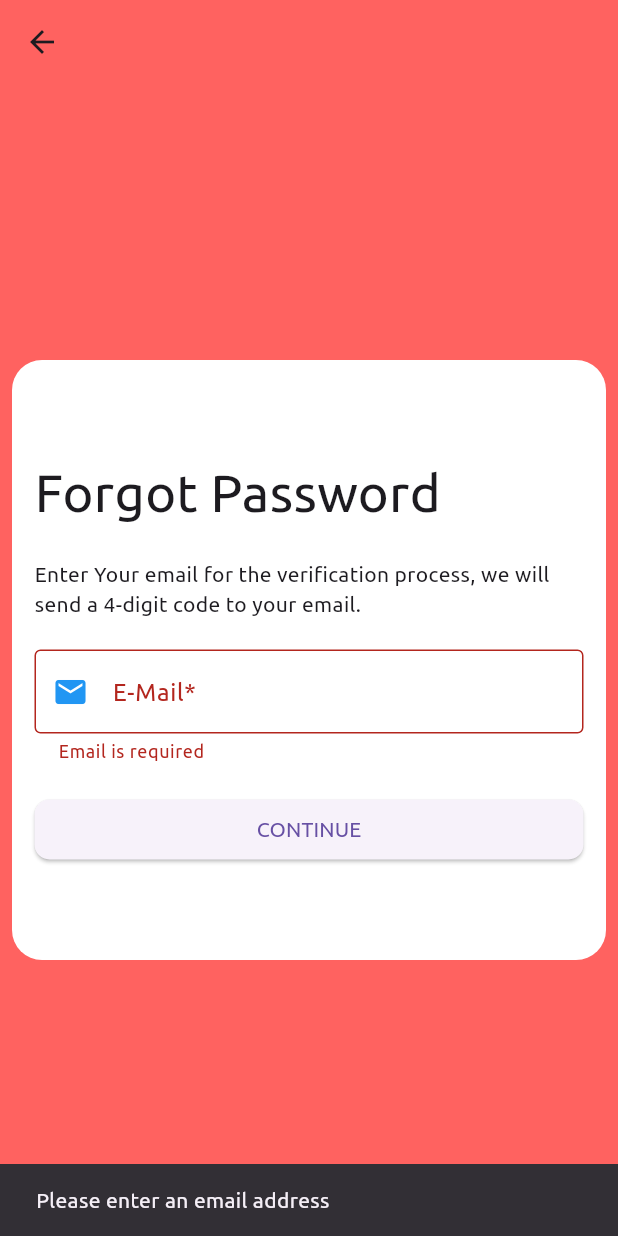
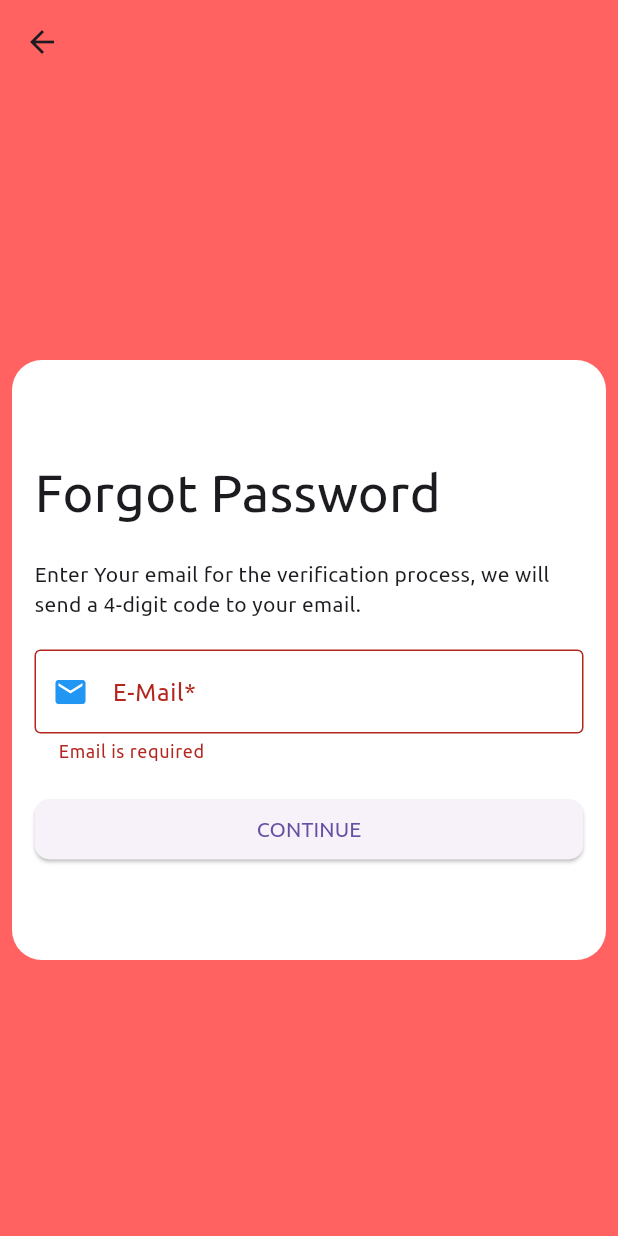
Before and after one commit to rajdalal1109/Final_Project, a Flutter app: the ForgotPass screen opened directly, after a tap on "CONTINUE", on a phone screen of 412 x 824 dp. Run offline on Flutter 3.47's test engine with Material 3 defaults, Android fonts, the light colour scheme and no system bars; our stand-ins replace image_picker, lottie, shared_preferences; accounts and stored records are empty; network calls fail.

Commit message:
update 7/3/24,11:08

```diff
--- a/lib/Auth/forgot_pass.dart
+++ b/lib/Auth/forgot_pass.dart
@@ -65,16 +65,16 @@
                 elevation: 10,
                 behavior: SnackBarBehavior.floating,
                 margin: EdgeInsets.only(bottom: 50),
-
               )
           );
           Navigator.push(context, MaterialPageRoute(builder: (context) => VerifyOtp(email: _mail.text),));
-        }
-      } catch (e) {
-        print(e);
+        }else {
+          ScaffoldMessenger.of(context).showSnackBar(const SnackBar(content: Text('Please enter an email address'))); // Snackbar to notify user to add email
       }
-    } else {
-      ScaffoldMessenger.of(context).showSnackBar(const SnackBar(content: Text('Please enter an email address'))); // Snackbar to notify user to add email
+    } catch (e) {
+        print(e.toString());
+        ScaffoldMessenger.of(context).showSnackBar(SnackBar(content: Text("${e.toString()}")));
+      }
     }
   }
 
```
